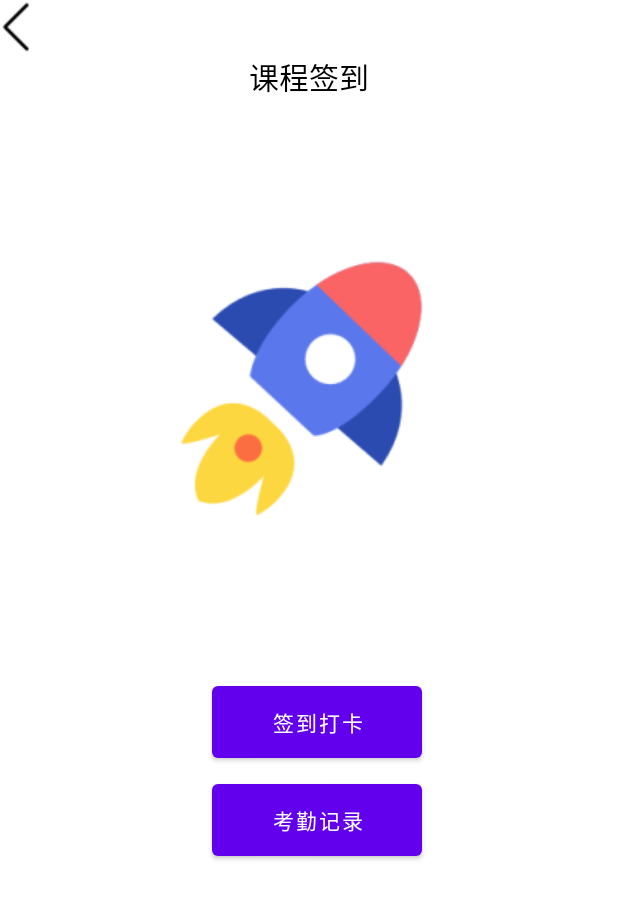
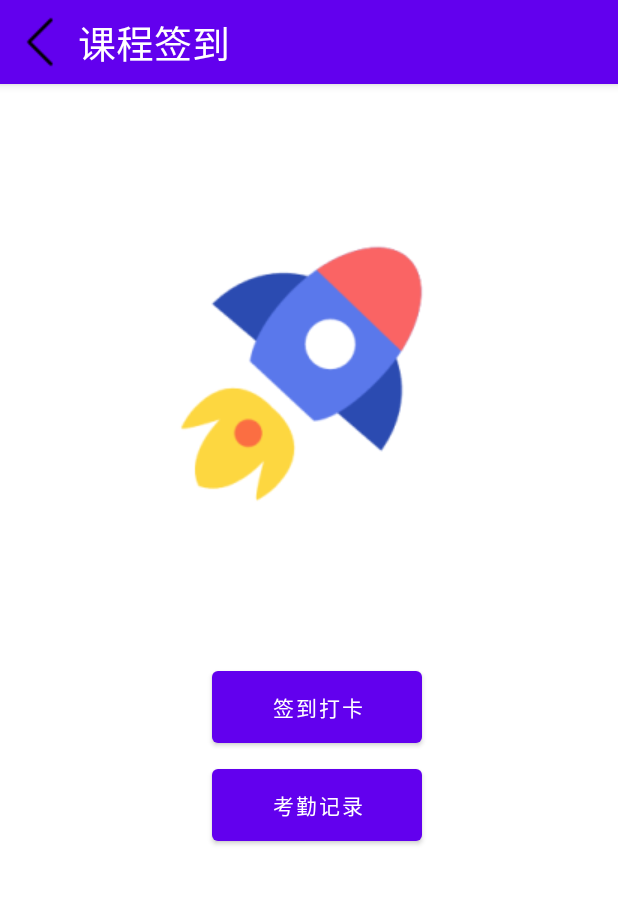
Before and after one commit to freezing00/EVONet, an Android app: the AddLesson screen opened directly, with no data from a screen before it, on a phone screen of 412 x 824 dp. Shown: the top 899 px of the screen. Run offline under Robolectric (Android 15) with nearby library versions, the phone set to English and light mode, and no system bars; 1 statement that could not run was skipped.

Commit message:
添加背景

```diff
--- a/app/src/main/res/layout/activity_add_lesson.xml
+++ b/app/src/main/res/layout/activity_add_lesson.xml
@@ -8,21 +8,33 @@
     android:id="@+id/qiandao"
     android:orientation="vertical"
     >
+    <com.google.android.material.appbar.AppBarLayout
+        android:layout_width="match_parent"
+        android:layout_height="?actionBarSize"
+        android:theme="@style/Widget.AppCompat.Toolbar">
+
+        <androidx.appcompat.widget.Toolbar
+            android:id="@+id/tool_bar"
+            android:layout_width="match_parent"
+            android:layout_height="match_parent">
             <ImageView
                 android:layout_width="wrap_content"
                 android:layout_height="wrap_content"
                 android:id="@+id/fanhui"
                 android:src="@drawable/fanhui"
                 />
+
             <TextView
                 android:layout_width="wrap_content"
-        android:layout_height="wrap_content"
+                android:layout_height="?actionBarSize"
+                android:gravity="center_vertical"
                 android:text="课程签到"
-        android:layout_gravity="center_horizontal"
-        android:textColor="@color/black"
-        android:textSize="20dp"
-        android:id="@+id/lesson_xml_head"
-        />
+                android:textColor="@color/white"
+                android:textSize="25dp" />
+
+        </androidx.appcompat.widget.Toolbar>
+
+    </com.google.android.material.appbar.AppBarLayout>
 
     <ImageView
         android:layout_width="wrap_content"
--- a/app/src/main/res/layout/activity_main_student.xml
+++ b/app/src/main/res/layout/activity_main_student.xml
@@ -6,6 +6,7 @@
     android:layout_width="match_parent"
     android:layout_height="match_parent"
     tools:context="com.example.evonet.activities.MainActivity">
+
     <LinearLayout
         android:layout_width="match_parent"
         android:layout_height="match_parent"
--- a/app/src/main/res/layout/activity_start.xml
+++ b/app/src/main/res/layout/activity_start.xml
@@ -113,7 +113,6 @@
             android:text="登录"
             android:id="@+id/log_in_button"
             android:textColor="@color/white"
-            android:background="@color/design_default_color_primary_variant"
             android:layout_marginTop="32dp"
             android:layout_alignParentTop="true"
             android:layout_width="280dp"
```
Also changed, not shown: app/src/main/res/layout/activity_change_info.xml (+20 -24 lines), app/src/main/res/layout/activity_record.xml (+21 -9 lines), app/src/main/res/layout/menu_for_us.xml (+16 -0 lines), app/src/main/res/layout/menu_message.xml (+16 -0 lines), app/src/main/res/layout/menu_setting.xml (+16 -0 lines), app/src/main/res/drawable-v24/mobile.png (added). Lines whose indentation alone changed are shown as unchanged.
